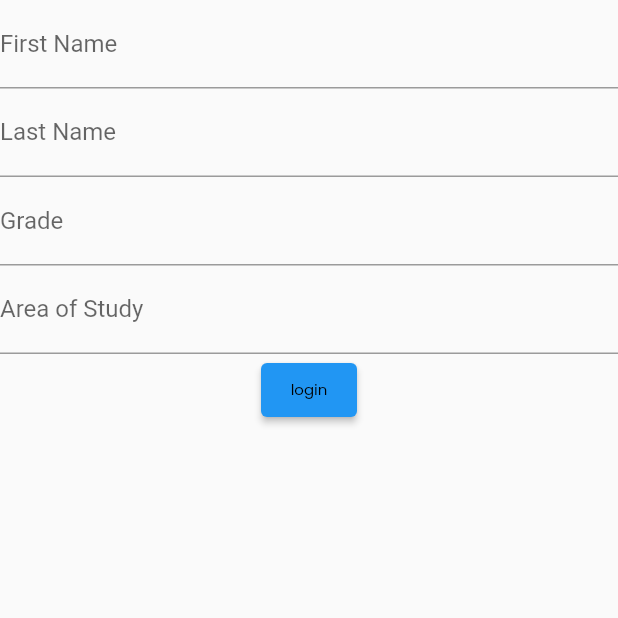
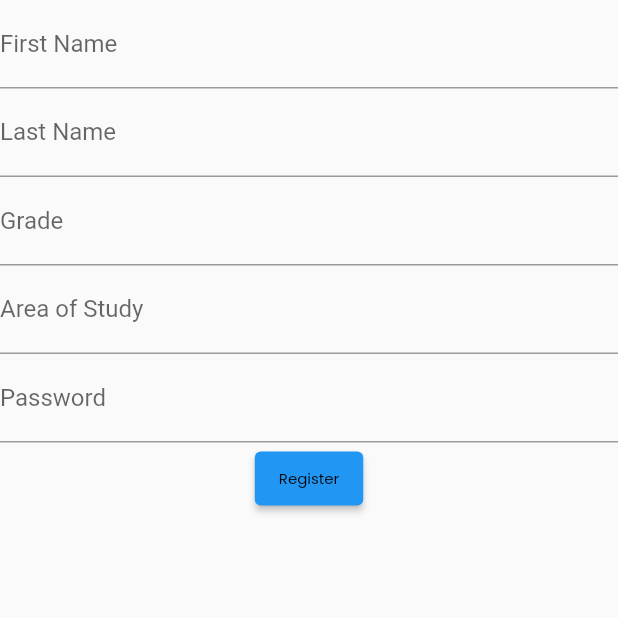
Before and after one commit to afraitaneayal/PollPower, a Flutter app: the screen it shows after launch, on a phone screen of 412 x 824 dp, the top half of it. Run offline on Flutter 3.47's test engine with Material 2 defaults, Android fonts, the phone set to English and light mode, and no system bars; our stand-ins replace google_fonts, isar; accounts and stored records are empty; generated files the repository leaves out were written again.

Commit message:
form updated

```diff
--- a/lib/core/commons/form/custom_form.dart
+++ b/lib/core/commons/form/custom_form.dart
@@ -62,6 +62,15 @@ class _CustomFormState extends State<CustomForm> {
           });
         },
       ),
+      TextFormField(
+        decoration: const InputDecoration(labelText: "Password"),
+        obscureText: true,
+        onChanged: (String value) {
+          setState(() {
+            passwordValue = value;
+          });
+        },
+      ),
       _buildElevateButton()
     ];
   }
@@ -74,8 +83,11 @@ class _CustomFormState extends State<CustomForm> {
             ..fistName = firstNameValue
             ..lastName = lastNameValue
             ..grade = gradeValue
-            ..arreaOfStudy = areaOfStudyValue);
+            ..arreaOfStudy = areaOfStudyValue
+            ..password = passwordValue);
+
+          Navigator.pushNamed(context, "/login");
         },
-        child: "login".getWidget());
+        child: "Register".getWidget());
   }
 }
--- a/lib/core/screens/splash/splash_screen.dart
+++ b/lib/core/screens/splash/splash_screen.dart
@@ -8,8 +8,8 @@ class SplashScreen extends StatelessWidget {
 
   @override
   Widget build(BuildContext context) {
-    // Future.delayed(const Duration(seconds: 3),
-    //     () => {Navigator.pushNamed(context, "/login")});
+    Future.delayed(const Duration(seconds: 3),
+        () => {Navigator.pushNamed(context, "/login")});
 
     return Container(
       color: AppColors.white,
```
